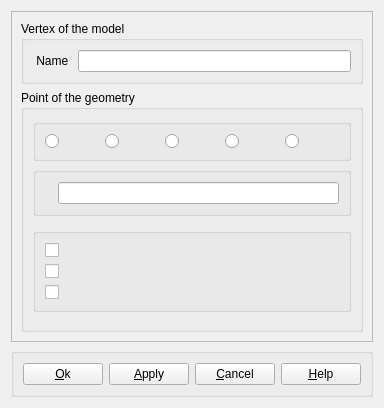
First picture: the form in src/HEXABLOCKGUI/MyDlgRef/DlgRef_Skeleton_QTD.ui, repository SalomePlatform/hexablock, before the edit.
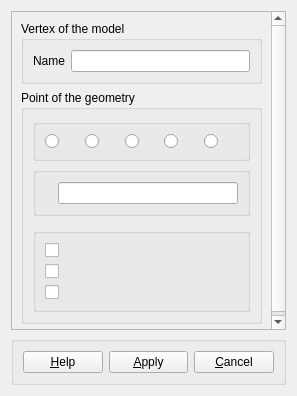
Second picture: the form after the edit.

Diff of the .ui file:
```diff
--- a/src/HEXABLOCKGUI/MyDlgRef/DlgRef_Skeleton_QTD.ui
+++ b/src/HEXABLOCKGUI/MyDlgRef/DlgRef_Skeleton_QTD.ui
@@ -6,8 +6,8 @@
    <rect>
     <x>0</x>
     <y>0</y>
-    <width>364</width>
-    <height>408</height>
+    <width>297</width>
+    <height>396</height>
    </rect>
   </property>
   <property name="sizePolicy">
@@ -23,7 +23,7 @@
    <item>
     <widget class="QScrollArea" name="scrollArea">
      <property name="horizontalScrollBarPolicy">
-      <enum>Qt::ScrollBarAlwaysOff</enum>
+      <enum>Qt::ScrollBarAsNeeded</enum>
      </property>
      <property name="widgetResizable">
       <bool>true</bool>
@@ -33,8 +33,8 @@
        <rect>
         <x>0</x>
         <y>0</y>
-        <width>342</width>
-        <height>333</height>
+        <width>275</width>
+        <height>321</height>
        </rect>
       </property>
       <layout class="QVBoxLayout" name="verticalLayout_3">
@@ -47,7 +47,7 @@
           <item row="0" column="0">
            <widget class="QLabel" name="label_15">
             <property name="text">
-             <string> Name </string>
+             <string>Name</string>
             </property>
            </widget>
           </item>
@@ -217,11 +217,17 @@
    <item>
     <widget class="QGroupBox" name="GroupButtons">
      <property name="sizePolicy">
-      <sizepolicy hsizetype="Expanding" vsizetype="Fixed">
+      <sizepolicy hsizetype="Preferred" vsizetype="Fixed">
        <horstretch>0</horstretch>
        <verstretch>0</verstretch>
       </sizepolicy>
      </property>
+     <property name="minimumSize">
+      <size>
+       <width>5</width>
+       <height>0</height>
+      </size>
+     </property>
      <property name="title">
       <string/>
      </property>
@@ -233,16 +239,15 @@
        <number>9</number>
       </property>
       <item>
-       <widget class="QPushButton" name="buttonOk">
-        <property name="text">
-         <string>&amp;Ok</string>
+       <widget class="QPushButton" name="buttonHelp">
+        <property name="sizePolicy">
+         <sizepolicy hsizetype="Preferred" vsizetype="Fixed">
+          <horstretch>0</horstretch>
+          <verstretch>0</verstretch>
+         </sizepolicy>
         </property>
-       </widget>
-      </item>
-      <item>
-       <widget class="QPushButton" name="buttonApply">
         <property name="text">
-         <string>&amp;Apply</string>
+         <string>&amp;Help</string>
         </property>
        </widget>
       </item>
@@ -262,20 +267,32 @@
         </property>
        </spacer>
       </item>
+      <item>
+       <widget class="QPushButton" name="buttonApply">
+        <property name="sizePolicy">
+         <sizepolicy hsizetype="Preferred" vsizetype="Fixed">
+          <horstretch>0</horstretch>
+          <verstretch>0</verstretch>
+         </sizepolicy>
+        </property>
+        <property name="text">
+         <string>&amp;Apply</string>
+        </property>
+       </widget>
+      </item>
       <item>
        <widget class="QPushButton" name="buttonCancel">
+        <property name="sizePolicy">
+         <sizepolicy hsizetype="Preferred" vsizetype="Fixed">
+          <horstretch>0</horstretch>
+          <verstretch>0</verstretch>
+         </sizepolicy>
+        </property>
         <property name="text">
          <string>&amp;Cancel</string>
         </property>
        </widget>
       </item>
-      <item>
-       <widget class="QPushButton" name="buttonHelp">
-        <property name="text">
-         <string>&amp;Help</string>
-        </property>
-       </widget>
-      </item>
      </layout>
     </widget>
    </item>
```
Left out of the diff: 4 changed lines with no effect on the pictures.
